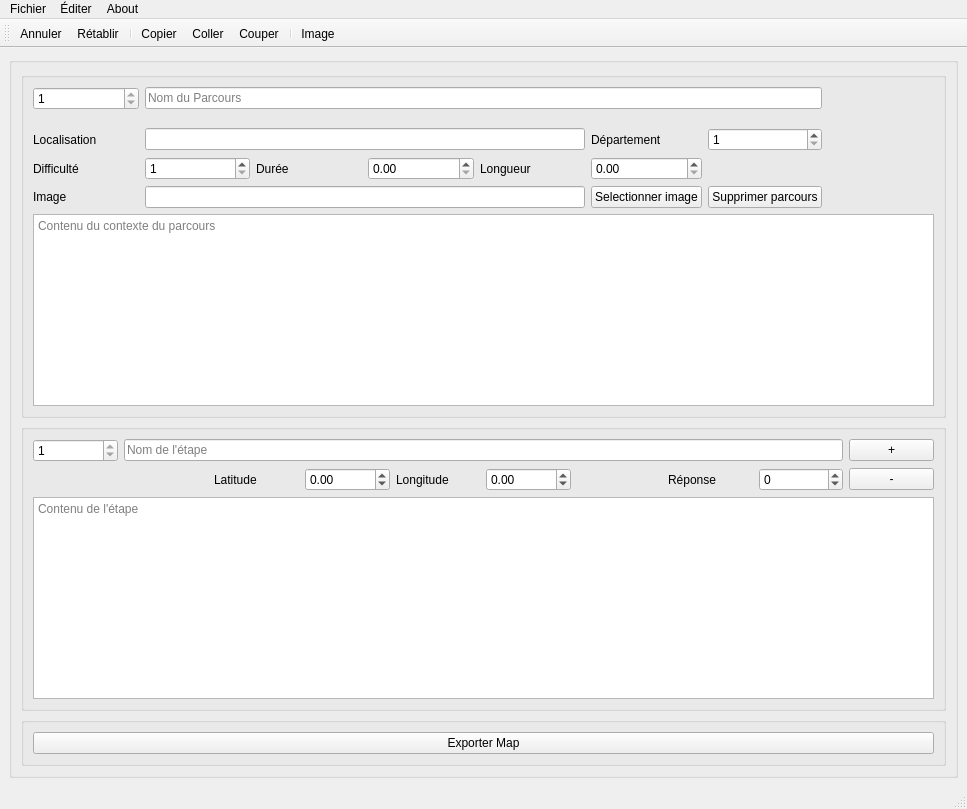
First picture: the form in notepad/notepad.ui, repository ANTHONUSS/ETUDES--SAE-201, before the edit.
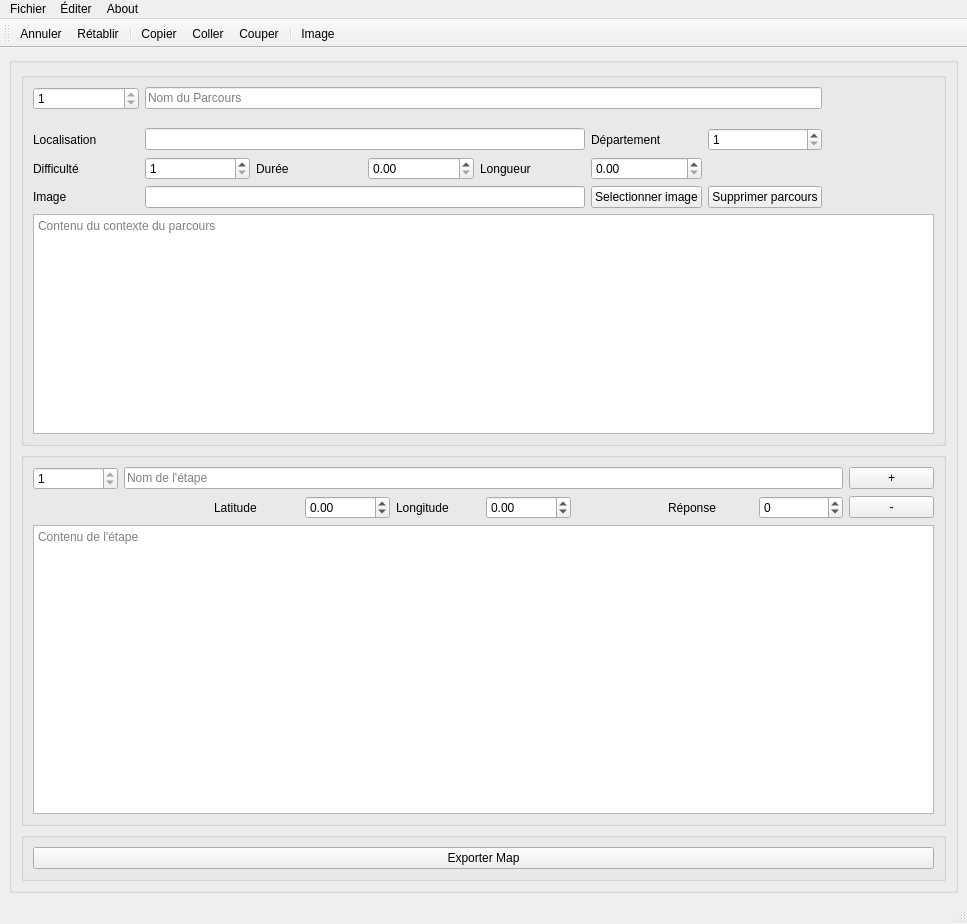
Second picture: the form after the edit. Icons and pictures are not drawn.

What changed in the file:
```diff
--- a/notepad/notepad.ui
+++ b/notepad/notepad.ui
@@ -7,7 +7,7 @@
     <x>0</x>
     <y>0</y>
     <width>967</width>
-    <height>809</height>
+    <height>924</height>
    </rect>
   </property>
   <property name="sizePolicy">
```
Left out of the diff: 1 changed line with no effect on the pictures.
